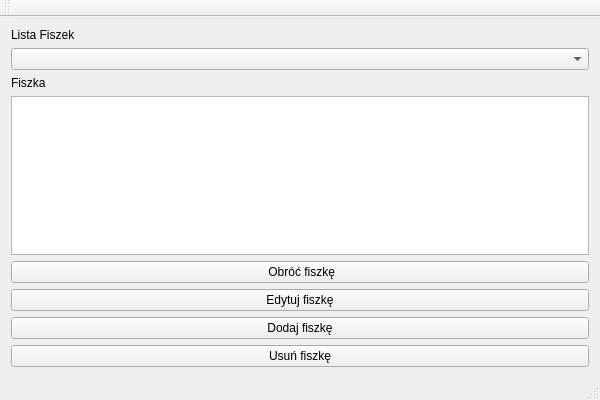
Before: the Qt Designer form UiMainWindow.ui in Mangner/Langner_Laskowski_Projekt, drawn with Qt 5.
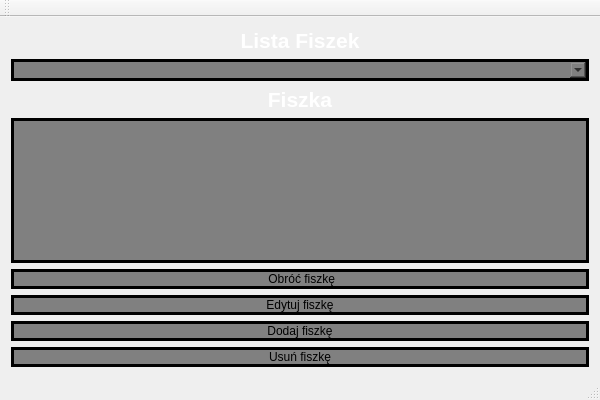
After: the same form once the commit is applied.

Commit message: Zmienione UI, poprawa iterowania przy edytowaniu fiszki, drobne zmiany w wyglądzie UI jeśli chodzi o inne niż textBox.

```diff
--- a/UiMainWindow.ui
+++ b/UiMainWindow.ui
@@ -18,25 +18,75 @@
     <item>
      <widget class="QLabel" name="fishcard_List_Label">
       <property name="text">
-       <string>Lista Fiszek</string>
+       <string>&lt;html&gt;&lt;head/&gt;&lt;body&gt;&lt;p align=&quot;center&quot;&gt;&lt;span style=&quot; font-size:16pt; font-weight:700; color:#ffffff;&quot;&gt;Lista Fiszek&lt;/span&gt;&lt;/p&gt;&lt;/body&gt;&lt;/html&gt;</string>
       </property>
      </widget>
     </item>
     <item>
-     <widget class="QComboBox" name="Fishka_list_Box"/>
+     <widget class="QComboBox" name="Fishka_list_Box">
+      <property name="styleSheet">
+       <string notr="true">QComboBox {
+	font: 700 12pt &quot;Microsoft YaHei UI&quot;;
+    border: 3px solid #000000;  /* Czarna obramówka */
+    background-color: #808080;  /* Szare wypełnienie */
+    color: black;  /* Biały kolor tekstu */
+}</string>
+      </property>
+     </widget>
     </item>
     <item>
      <widget class="QLabel" name="fishka_Label">
       <property name="text">
-       <string>Fiszka</string>
+       <string>&lt;html&gt;&lt;head/&gt;&lt;body&gt;&lt;p align=&quot;center&quot;&gt;&lt;span style=&quot; font-size:16pt; font-weight:700; color:#ffffff;&quot;&gt;Fiszka&lt;/span&gt;&lt;/p&gt;&lt;/body&gt;&lt;/html&gt;</string>
       </property>
      </widget>
     </item>
     <item>
-     <widget class="QTextEdit" name="fishcard_Box"/>
+     <widget class="QTextEdit" name="fishcard_Box">
+      <property name="styleSheet">
+       <string notr="true">QTextEdit {
+	font: 22pt &quot;Microsoft YaHei UI&quot;;
+    border: 3px solid  #000000;  /* Czarna obramówka */
+    background-color: #808080;  /* Szare wypełnienie */
+}</string>
+      </property>
+      <property name="lineWidth">
+       <number>1</number>
+      </property>
+      <property name="midLineWidth">
+       <number>0</number>
+      </property>
+      <property name="sizeAdjustPolicy">
+       <enum>QAbstractScrollArea::AdjustToContents</enum>
+      </property>
+      <property name="autoFormatting">
+       <set>QTextEdit::AutoNone</set>
+      </property>
+      <property name="tabChangesFocus">
+       <bool>false</bool>
+      </property>
+      <property name="html">
+       <string>&lt;!DOCTYPE HTML PUBLIC &quot;-//W3C//DTD HTML 4.0//EN&quot; &quot;http://www.w3.org/TR/REC-html40/strict.dtd&quot;&gt;
+&lt;html&gt;&lt;head&gt;&lt;meta name=&quot;qrichtext&quot; content=&quot;1&quot; /&gt;&lt;meta charset=&quot;utf-8&quot; /&gt;&lt;style type=&quot;text/css&quot;&gt;
+p, li { white-space: pre-wrap; }
+hr { height: 1px; border-width: 0; }
+li.unchecked::marker { content: &quot;\2610&quot;; }
+li.checked::marker { content: &quot;\2612&quot;; }
+&lt;/style&gt;&lt;/head&gt;&lt;body style=&quot; font-family:'Microsoft YaHei UI'; font-size:22pt; font-weight:400; font-style:normal;&quot;&gt;
+&lt;p style=&quot;-qt-paragraph-type:empty; margin-top:0px; margin-bottom:0px; margin-left:0px; margin-right:0px; -qt-block-indent:0; text-indent:0px;&quot;&gt;&lt;br /&gt;&lt;/p&gt;&lt;/body&gt;&lt;/html&gt;</string>
+      </property>
+     </widget>
     </item>
     <item>
      <widget class="QPushButton" name="flip_Fishka_Button">
+      <property name="styleSheet">
+       <string notr="true">QPushButton {
+	font: 700 12pt &quot;Microsoft YaHei UI&quot;;
+    border: 3px solid #000000;  /* Czarna obramówka */
+    background-color: #808080;  /* Szare wypełnienie */
+    color: black;  /* Biały kolor tekstu */
+}</string>
+      </property>
       <property name="text">
        <string> Obróć fiszkę</string>
       </property>
@@ -44,6 +94,14 @@
     </item>
     <item>
      <widget class="QPushButton" name="edit_fishka_Button">
+      <property name="styleSheet">
+       <string notr="true">QPushButton {
+	font: 700 12pt &quot;Microsoft YaHei UI&quot;;
+    border: 3px solid #000000;  /* Czarna obramówka */
+    background-color: #808080;  /* Szare wypełnienie */
+    color: black;  /* Biały kolor tekstu */
+}</string>
+      </property>
       <property name="text">
        <string>Edytuj fiszkę</string>
       </property>
@@ -51,6 +109,14 @@
     </item>
     <item>
      <widget class="QPushButton" name="add_Fishka_Button">
+      <property name="styleSheet">
+       <string notr="true">QPushButton {
+	font: 700 12pt &quot;Microsoft YaHei UI&quot;;
+    border: 3px solid #000000;  /* Czarna obramówka */
+    background-color: #808080;  /* Szare wypełnienie */
+    color: black;  /* Biały kolor tekstu */
+}</string>
+      </property>
       <property name="text">
        <string>Dodaj fiszkę</string>
       </property>
@@ -58,6 +124,14 @@
     </item>
     <item>
      <widget class="QPushButton" name="subb_Fishka_Button">
+      <property name="styleSheet">
+       <string notr="true">QPushButton {
+	font: 700 12pt &quot;Microsoft YaHei UI&quot;;
+    border: 3px solid #000000;  /* Czarna obramówka */
+    background-color: #808080;  /* Szare wypełnienie */
+    color: black;  /* Biały kolor tekstu */
+}</string>
+      </property>
       <property name="text">
        <string>Usuń fiszkę</string>
       </property>
```
The commit also changes 4 other files.
